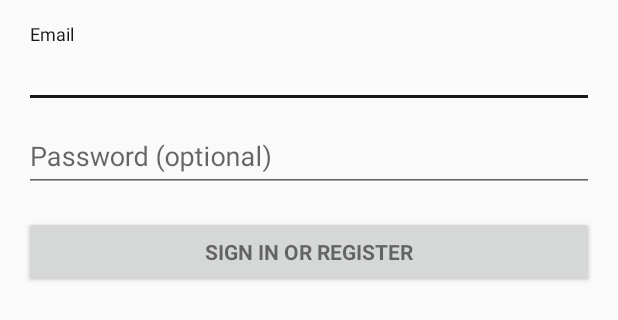
After one commit to yacinbenhamida/Facturia, an Android app: the layout activity_login.xml on its own in the app's theme, with its tools: preview values and no code run, on a phone screen of 412 x 824 dp. The commit adds this screen. Shown: the top 320 px of the screen. Run offline under Robolectric (Android 15) with nearby library versions, the phone set to English and light mode, and no system bars.

Commit message:
ouvoouwvwewvwe onyetnwevwewve umbegumbwem ossas ouvoouwvwewvwe onyetnwevwewve umbegumbwem ossas ouvoouwvwewvwe onyetnwevwewve umbegumbwem ossas

```diff
--- a/app/build.gradle
+++ b/app/build.gradle
@@ -26,5 +26,6 @@
     })
     compile 'com.android.support:appcompat-v7:25.3.0'
     compile 'com.android.support.constraint:constraint-layout:1.0.2'
+    compile 'com.android.support:design:25.3.0'
     testCompile 'junit:junit:4.12'
 }
--- /dev/null
+++ b/app/src/main/res/layout/activity_login.xml
@@ -0,0 +1,77 @@
+<LinearLayout xmlns:android="http://schemas.android.com/apk/res/android"
+    xmlns:tools="http://schemas.android.com/tools"
+    android:layout_width="match_parent"
+    android:layout_height="match_parent"
+    android:gravity="center_horizontal"
+    android:orientation="vertical"
+    android:paddingBottom="@dimen/activity_vertical_margin"
+    android:paddingLeft="@dimen/activity_horizontal_margin"
+    android:paddingRight="@dimen/activity_horizontal_margin"
+    android:paddingTop="@dimen/activity_vertical_margin"
+    tools:context="application.facturia.LoginActivity">
+
+    <!-- Login progress -->
+    <ProgressBar
+        android:id="@+id/login_progress"
+        style="?android:attr/progressBarStyleLarge"
+        android:layout_width="wrap_content"
+        android:layout_height="wrap_content"
+        android:layout_marginBottom="8dp"
+        android:visibility="gone" />
+
+    <ScrollView
+        android:id="@+id/login_form"
+        android:layout_width="match_parent"
+        android:layout_height="match_parent">
+
+        <LinearLayout
+            android:id="@+id/email_login_form"
+            android:layout_width="match_parent"
+            android:layout_height="wrap_content"
+            android:orientation="vertical">
+
+            <android.support.design.widget.TextInputLayout
+                android:layout_width="match_parent"
+                android:layout_height="wrap_content">
+
+                <AutoCompleteTextView
+                    android:id="@+id/email"
+                    android:layout_width="match_parent"
+                    android:layout_height="wrap_content"
+                    android:hint="@string/prompt_email"
+                    android:inputType="textEmailAddress"
+                    android:maxLines="1"
+                    android:singleLine="true" />
+
+            </android.support.design.widget.TextInputLayout>
+
+            <android.support.design.widget.TextInputLayout
+                android:layout_width="match_parent"
+                android:layout_height="wrap_content">
+
+                <EditText
+                    android:id="@+id/password"
+                    android:layout_width="match_parent"
+                    android:layout_height="wrap_content"
+                    android:hint="@string/prompt_password"
+                    android:imeActionId="@+id/login"
+                    android:imeActionLabel="@string/action_sign_in_short"
+                    android:imeOptions="actionUnspecified"
+                    android:inputType="textPassword"
+                    android:maxLines="1"
+                    android:singleLine="true" />
+
+            </android.support.design.widget.TextInputLayout>
+
+            <Button
+                android:id="@+id/email_sign_in_button"
+                style="?android:textAppearanceSmall"
+                android:layout_width="match_parent"
+                android:layout_height="wrap_content"
+                android:layout_marginTop="16dp"
+                android:text="@string/action_sign_in"
+                android:textStyle="bold" />
+
+        </LinearLayout>
+    </ScrollView>
+</LinearLayout>
--- /dev/null
+++ b/app/src/main/res/values/dimens.xml
@@ -0,0 +1,5 @@
+<resources>
+    <!-- Default screen margins, per the Android Design guidelines. -->
+    <dimen name="activity_horizontal_margin">16dp</dimen>
+    <dimen name="activity_vertical_margin">16dp</dimen>
+</resources>
--- a/app/src/main/res/values/strings.xml
+++ b/app/src/main/res/values/strings.xml
@@ -1,3 +1,17 @@
 <resources>
     <string name="app_name">Facturia</string>
+    <string name="title_activity_login">Se connecter</string>
+
+    <!-- Strings related to login -->
+    <string name="prompt_email">Email</string>
+    <string name="prompt_password">Password (optional)</string>
+    <string name="action_sign_in">Sign in or register</string>
+    <string name="action_sign_in_short">Sign in</string>
+    <string name="error_invalid_email">This email address is invalid</string>
+    <string name="error_invalid_password">This password is too short</string>
+    <string name="error_incorrect_password">This password is incorrect</string>
+    <string name="error_field_required">This field is required</string>
+    <string name="permission_rationale">"Contacts permissions are needed for providing email
+        completions."
+    </string>
 </resources>
```
Also changed, not shown: app/src/main/AndroidManifest.xml (+8 -0 lines), app/src/main/java/application/facturia/Facturia.java (+8 -0 lines), app/src/main/java/application/facturia/LoginActivity.java (added, +349 -0 lines), app/src/main/res/layout/activity_facturia.xml (+5 -2 lines).
